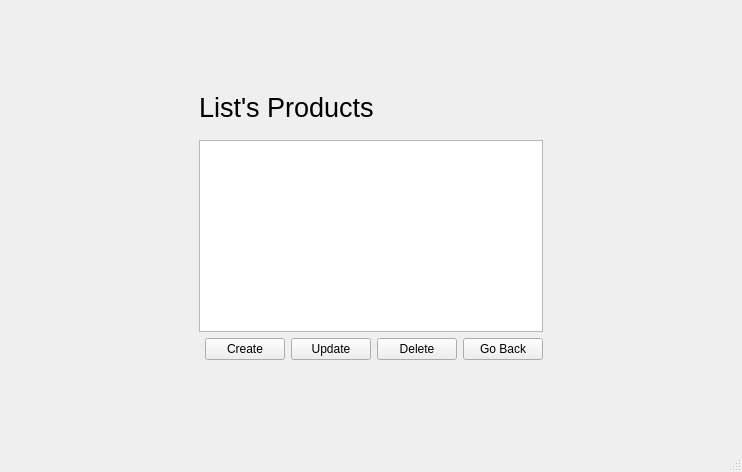
Above: forms/telacadastroprodutos.ui from Leandrolovo1/ProcessoSeletivoCpp before the change. Below: the same form after it.
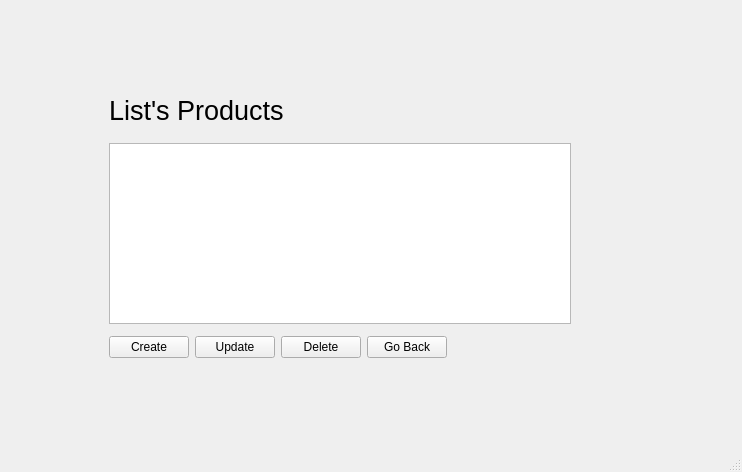
That is the form after the change.

What changed in the file:
```diff
--- a/forms/telacadastroprodutos.ui
+++ b/forms/telacadastroprodutos.ui
@@ -24,8 +24,8 @@
     </sizepolicy>
    </property>
    <layout class="QGridLayout" name="gridLayout">
-    <item row="2" column="10">
-     <spacer name="verticalSpacer_12">
+    <item row="2" column="3">
+     <spacer name="verticalSpacer_5">
       <property name="orientation">
        <enum>Qt::Orientation::Vertical</enum>
       </property>
@@ -37,7 +37,20 @@
       </property>
      </spacer>
     </item>
-    <item row="2" column="2">
+    <item row="2" column="8">
+     <spacer name="verticalSpacer_7">
+      <property name="orientation">
+       <enum>Qt::Orientation::Vertical</enum>
+      </property>
+      <property name="sizeHint" stdset="0">
+       <size>
+        <width>20</width>
+        <height>40</height>
+       </size>
+      </property>
+     </spacer>
+    </item>
+    <item row="2" column="1">
      <spacer name="verticalSpacer_10">
       <property name="orientation">
        <enum>Qt::Orientation::Vertical</enum>
@@ -50,8 +63,21 @@
       </property>
      </spacer>
     </item>
-    <item row="1" column="6">
-     <spacer name="verticalSpacer">
+    <item row="0" column="5">
+     <spacer name="horizontalSpacer">
+      <property name="orientation">
+       <enum>Qt::Orientation::Horizontal</enum>
+      </property>
+      <property name="sizeHint" stdset="0">
+       <size>
+        <width>40</width>
+        <height>20</height>
+       </size>
+      </property>
+     </spacer>
+    </item>
+    <item row="2" column="2">
+     <spacer name="verticalSpacer_9">
       <property name="orientation">
        <enum>Qt::Orientation::Vertical</enum>
       </property>
@@ -76,15 +102,28 @@
       </property>
      </spacer>
     </item>
-    <item row="2" column="1">
-     <spacer name="horizontalSpacer_3">
+    <item row="2" column="10">
+     <spacer name="verticalSpacer_12">
       <property name="orientation">
-       <enum>Qt::Orientation::Horizontal</enum>
+       <enum>Qt::Orientation::Vertical</enum>
       </property>
       <property name="sizeHint" stdset="0">
        <size>
-        <width>40</width>
-        <height>20</height>
+        <width>20</width>
+        <height>40</height>
+       </size>
+      </property>
+     </spacer>
+    </item>
+    <item row="3" column="5">
+     <spacer name="verticalSpacer_2">
+      <property name="orientation">
+       <enum>Qt::Orientation::Vertical</enum>
+      </property>
+      <property name="sizeHint" stdset="0">
+       <size>
+        <width>20</width>
+        <height>40</height>
        </size>
       </property>
      </spacer>
@@ -103,71 +142,6 @@
      </spacer>
     </item>
     <item row="2" column="4">
-     <spacer name="verticalSpacer_5">
-      <property name="orientation">
-       <enum>Qt::Orientation::Vertical</enum>
-      </property>
-      <property name="sizeHint" stdset="0">
-       <size>
-        <width>20</width>
-        <height>40</height>
-       </size>
-      </property>
-     </spacer>
-    </item>
-    <item row="0" column="6">
-     <spacer name="horizontalSpacer">
-      <property name="orientation">
-       <enum>Qt::Orientation::Horizontal</enum>
-      </property>
-      <property name="sizeHint" stdset="0">
-       <size>
-        <width>40</width>
-        <height>20</height>
-       </size>
-      </property>
-     </spacer>
-    </item>
-    <item row="2" column="8">
-     <spacer name="verticalSpacer_7">
-      <property name="orientation">
-       <enum>Qt::Orientation::Vertical</enum>
-      </property>
-      <property name="sizeHint" stdset="0">
-       <size>
-        <width>20</width>
-        <height>40</height>
-       </size>
-      </property>
-     </spacer>
-    </item>
-    <item row="2" column="3">
-     <spacer name="verticalSpacer_9">
-      <property name="orientation">
-       <enum>Qt::Orientation::Vertical</enum>
-      </property>
-      <property name="sizeHint" stdset="0">
-       <size>
-        <width>20</width>
-        <height>40</height>
-       </size>
-      </property>
-     </spacer>
-    </item>
-    <item row="2" column="12">
-     <spacer name="horizontalSpacer_4">
-      <property name="orientation">
-       <enum>Qt::Orientation::Horizontal</enum>
-      </property>
-      <property name="sizeHint" stdset="0">
-       <size>
-        <width>40</width>
-        <height>20</height>
-       </size>
-      </property>
-     </spacer>
-    </item>
-    <item row="2" column="5">
      <spacer name="verticalSpacer_6">
       <property name="orientation">
        <enum>Qt::Orientation::Vertical</enum>
@@ -180,15 +154,15 @@
       </property>
      </spacer>
     </item>
-    <item row="4" column="6">
-     <spacer name="horizontalSpacer_2">
+    <item row="1" column="5">
+     <spacer name="verticalSpacer">
       <property name="orientation">
-       <enum>Qt::Orientation::Horizontal</enum>
+       <enum>Qt::Orientation::Vertical</enum>
       </property>
       <property name="sizeHint" stdset="0">
        <size>
-        <width>40</width>
-        <height>20</height>
+        <width>20</width>
+        <height>40</height>
        </size>
       </property>
      </spacer>
@@ -206,7 +180,7 @@
       </property>
      </spacer>
     </item>
-    <item row="2" column="13">
+    <item row="2" column="12">
      <spacer name="verticalSpacer_4">
       <property name="orientation">
        <enum>Qt::Orientation::Vertical</enum>
@@ -219,25 +193,54 @@
       </property>
      </spacer>
     </item>
-    <item row="3" column="6">
-     <spacer name="verticalSpacer_2">
+    <item row="4" column="5">
+     <spacer name="horizontalSpacer_2">
       <property name="orientation">
-       <enum>Qt::Orientation::Vertical</enum>
+       <enum>Qt::Orientation::Horizontal</enum>
       </property>
       <property name="sizeHint" stdset="0">
        <size>
-        <width>20</width>
-        <height>40</height>
+        <width>40</width>
+        <height>20</height>
        </size>
       </property>
      </spacer>
     </item>
-    <item row="2" column="6">
+    <item row="2" column="5">
      <layout class="QFormLayout" name="formLayout_2">
       <property name="topMargin">
        <number>2</number>
       </property>
-      <item row="0" column="0" colspan="2">
+      <item row="2" column="0" colspan="2">
+       <spacer name="horizontalSpacer_5">
+        <property name="orientation">
+         <enum>Qt::Orientation::Horizontal</enum>
+        </property>
+        <property name="sizeHint" stdset="0">
+         <size>
+          <width>40</width>
+          <height>5</height>
+         </size>
+        </property>
+       </spacer>
+      </item>
+      <item row="3" column="0" colspan="2">
+       <widget class="QTableWidget" name="tw_produtos">
+        <property name="minimumSize">
+         <size>
+          <width>462</width>
+          <height>177</height>
+         </size>
+        </property>
+        <property name="maximumSize">
+         <size>
+          <width>462</width>
+          <height>181</height>
+         </size>
+        </property>
+       </widget>
+      </item>
+      <item row="1" column="0">
        <widget class="QLabel" name="label">
         <property name="sizePolicy">
          <sizepolicy hsizetype="Maximum" vsizetype="Maximum">
@@ -255,23 +258,10 @@
         </property>
        </widget>
       </item>
-      <item row="1" column="0" colspan="2">
-       <spacer name="horizontalSpacer_5">
-        <property name="orientation">
-         <enum>Qt::Orientation::Horizontal</enum>
-        </property>
-        <property name="sizeHint" stdset="0">
-         <size>
-          <width>40</width>
-          <height>5</height>
-         </size>
-        </property>
-       </spacer>
+      <item row="4" column="0" colspan="2">
+       <layout class="QHBoxLayout" name="horizontalLayout_2"/>
       </item>
-      <item row="2" column="0" colspan="2">
-       <widget class="QTableView" name="tableView"/>
-      </item>
-      <item row="3" column="1">
+      <item row="5" column="0">
        <layout class="QHBoxLayout" name="horizontalLayout">
         <item>
          <widget class="QPushButton" name="CreateProdutoButton">
@@ -281,14 +271,14 @@
          </widget>
         </item>
         <item>
-         <widget class="QPushButton" name="pushButton_3">
+         <widget class="QPushButton" name="updateButton">
           <property name="text">
            <string>Update</string>
           </property>
          </widget>
         </item>
         <item>
-         <widget class="QPushButton" name="pushButton">
+         <widget class="QPushButton" name="deleteButton">
           <property name="sizePolicy">
            <sizepolicy hsizetype="Minimum" vsizetype="Fixed">
             <horstretch>0</horstretch>
@@ -311,6 +301,19 @@
       </item>
      </layout>
     </item>
+    <item row="2" column="6">
+     <spacer name="verticalSpacer_13">
+      <property name="orientation">
+       <enum>Qt::Orientation::Vertical</enum>
+      </property>
+      <property name="sizeHint" stdset="0">
+       <size>
+        <width>20</width>
+        <height>40</height>
+       </size>
+      </property>
+     </spacer>
+    </item>
    </layout>
   </widget>
   <widget class="QMenuBar" name="menubar">
```
